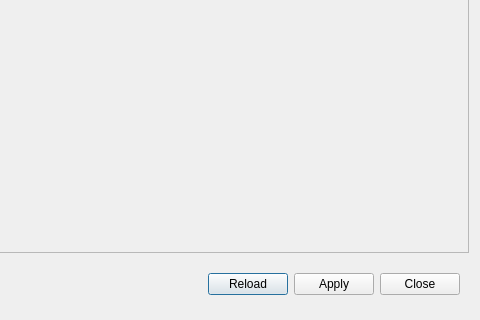
First picture: the form in ui/main.ui, repository fananimi/IotBox-Hack, before the edit; both pictures show x 160 to 640 and y 320 to 640 of the 640 by 640 pixel window.
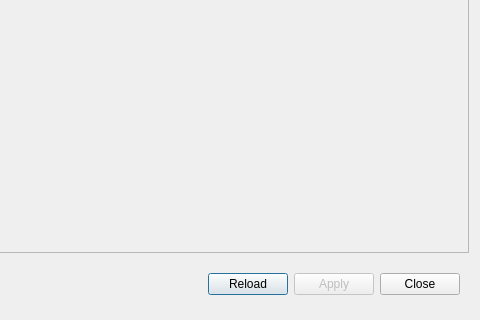
Second picture: the form after the edit.

```diff
--- a/ui/main.ui
+++ b/ui/main.ui
@@ -274,6 +274,9 @@
       </item>
       <item>
        <widget class="QPushButton" name="btnApply">
+        <property name="enabled">
+         <bool>false</bool>
+        </property>
         <property name="text">
          <string>Apply</string>
         </property>
```
